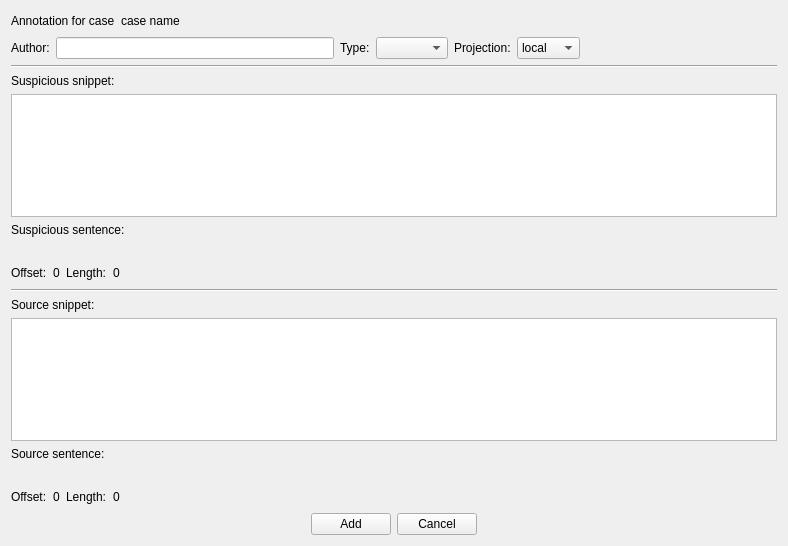
Above: ui/forms/add_annotation.ui from sorice/QtNLP-Linguist before the change. Below: the same form after it.
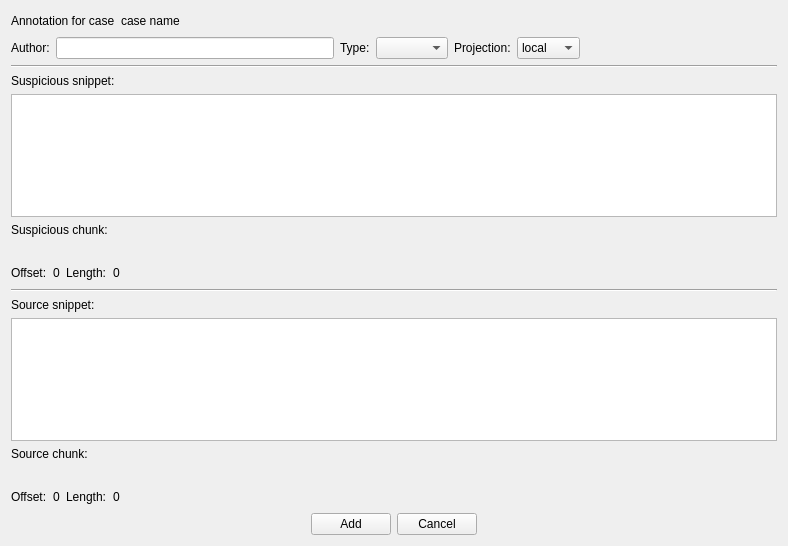
That is the form after the change.

The edit to the form file:
```diff
--- a/ui/forms/add_annotation.ui
+++ b/ui/forms/add_annotation.ui
@@ -150,7 +150,7 @@
        <item>
         <widget class="QLabel" name="label_10">
          <property name="text">
-          <string>Suspicious sentence:</string>
+          <string>Suspicious chunk:</string>
          </property>
         </widget>
        </item>
@@ -248,7 +248,7 @@
        <item>
         <widget class="QLabel" name="label_11">
          <property name="text">
-          <string>Source sentence:</string>
+          <string>Source chunk:</string>
          </property>
         </widget>
        </item>
```
